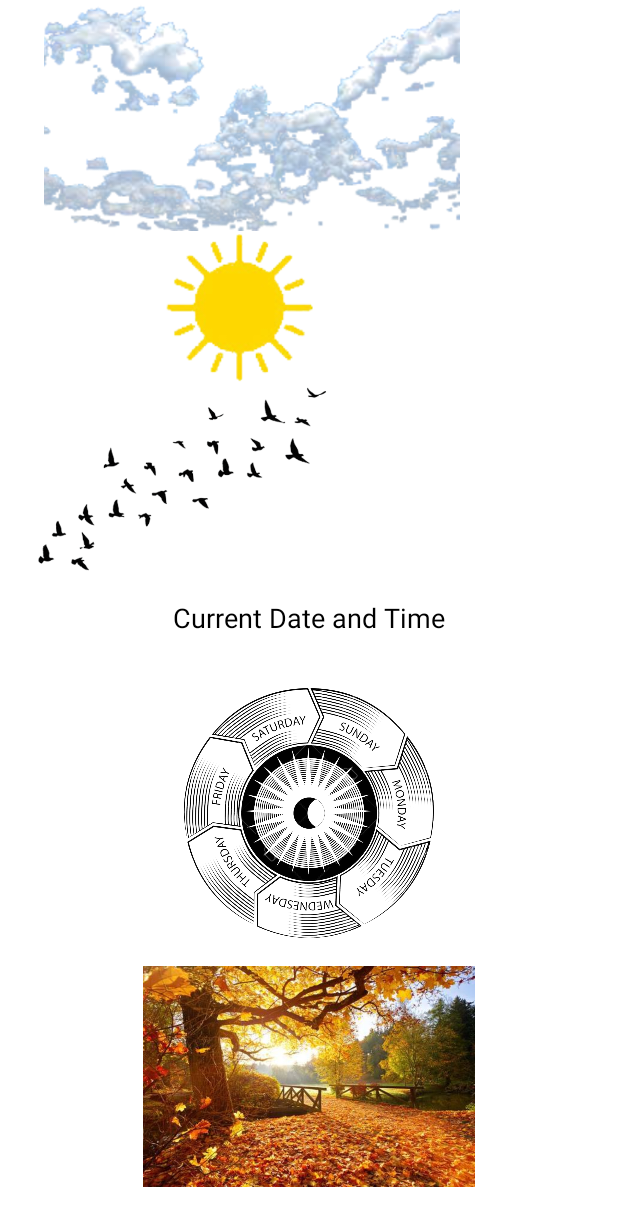
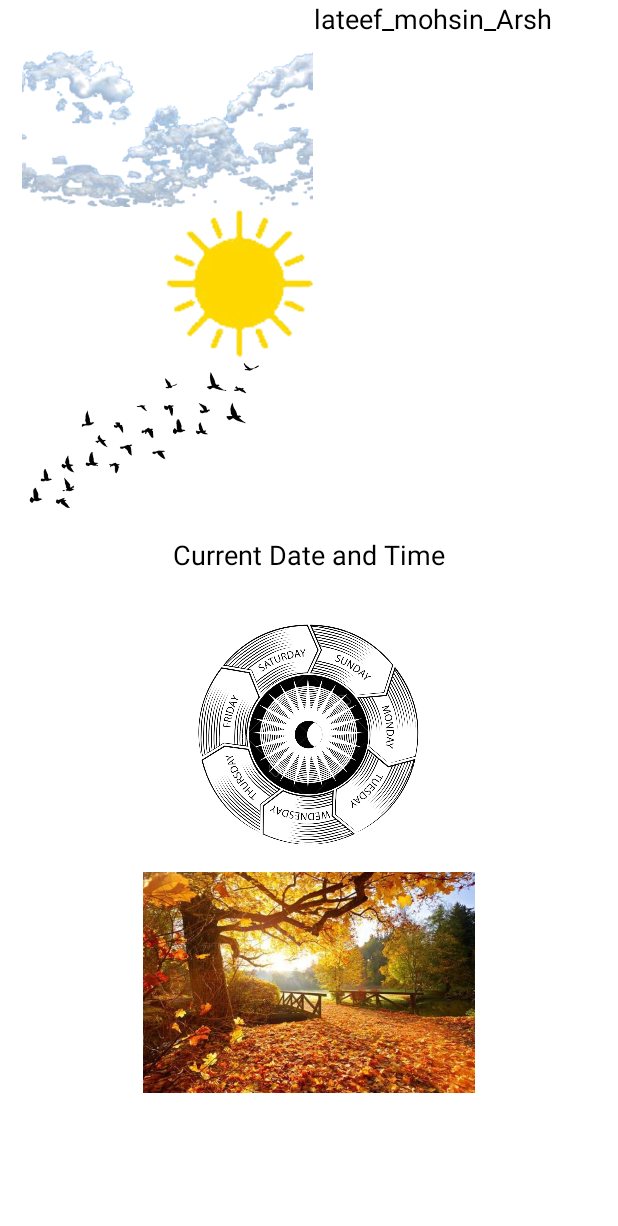
Before and after one commit to lateef0407/pro2, an Android app: the layout fragment_segment.xml on its own in the app's theme, with its tools: preview values and no code run, on a phone screen of 412 x 824 dp. Shown: the top 1226 px of the screen. Run offline under Robolectric (Android 15) with nearby library versions, the phone set to English and light mode, and no system bars.

Commit message:
added name and design of button

```diff
--- a/app/src/main/res/layout/activity_main.xml
+++ b/app/src/main/res/layout/activity_main.xml
@@ -50,11 +50,11 @@
         android:id="@+id/btnStopAnimation"
         android:layout_width="wrap_content"
         android:layout_height="wrap_content"
+        android:layout_marginBottom="316dp"
         android:onClick="stopAnimation"
         android:text="Stop Animation"
         app:layout_constraintBottom_toBottomOf="parent"
         app:layout_constraintEnd_toEndOf="parent"
-        app:layout_constraintHorizontal_bias="0.5"
         app:layout_constraintStart_toStartOf="parent" />
 
 </androidx.constraintlayout.widget.ConstraintLayout>
--- a/app/src/main/res/layout/fragment_segment.xml
+++ b/app/src/main/res/layout/fragment_segment.xml
@@ -1,52 +1,24 @@
-<!--&lt;!&ndash; fragment_segment.xml &ndash;&gt;-->
-<!--<LinearLayout xmlns:android="http://schemas.android.com/apk/res/android"-->
-<!--    android:layout_width="match_parent"-->
-<!--    android:layout_height="match_parent"-->
-<!--    android:orientation="vertical">-->
-
-<!--    <ImageView-->
-<!--        android:id="@+id/segment1"-->
-<!--        android:layout_width="336dp"-->
-<!--        android:layout_height="154dp"-->
-<!--        android:src="@drawable/cloud_1" />-->
-
-<!--    <ImageView-->
-<!--        android:id="@+id/segment2"-->
-<!--        android:layout_width="318dp"-->
-<!--        android:layout_height="101dp"-->
-<!--        android:src="@drawable/sun3f" />-->
-
-<!--    <ImageView-->
-<!--        android:id="@+id/segment3"-->
-<!--        android:layout_width="240dp"-->
-<!--        android:layout_height="128dp"-->
-<!--        android:src="@drawable/birds_2" />-->
-
-<!--    <ImageView-->
-<!--        android:id="@+id/wheeloftime"-->
-<!--        android:layout_width="345dp"-->
-<!--        android:layout_height="204dp"-->
-<!--        android:layout_gravity="center"-->
-<!--        android:padding="16dp"-->
-<!--        android:src="@drawable/wheeloftime" />-->
-
-<!--    <ImageView-->
-<!--        android:id="@+id/newImageView"-->
-<!--        android:layout_width="match_parent"-->
-<!--        android:layout_height="147dp"-->
-<!--        android:src="@drawable/autumn" />-->
-<!--</LinearLayout>-->
-
 <!-- fragment_segment.xml -->
 <LinearLayout xmlns:android="http://schemas.android.com/apk/res/android"
     android:layout_width="match_parent"
     android:layout_height="match_parent"
     android:orientation="vertical">
 
+    <TextView
+        android:id="@+id/name"
+        android:layout_width="wrap_content"
+        android:layout_height="wrap_content"
+        android:layout_gravity="center_horizontal"
+        android:paddingLeft="166dp"
+        android:paddingBottom="6dp"
+        android:text="lateef_mohsin_Arsh"
+        android:textColor="@android:color/black"
+        android:textSize="18sp" />
+
     <ImageView
         android:id="@+id/segment1"
-        android:layout_width="336dp"
-        android:layout_height="154dp"
+        android:layout_width="223dp"
+        android:layout_height="107dp"
         android:src="@drawable/cloud_1" />
 
     <ImageView
@@ -57,8 +29,8 @@
 
     <ImageView
         android:id="@+id/segment3"
-        android:layout_width="240dp"
-        android:layout_height="128dp"
+        android:layout_width="190dp"
+        android:layout_height="102dp"
         android:src="@drawable/birds_2" />
 
     <TextView
@@ -74,8 +46,8 @@
 
     <ImageView
         android:id="@+id/wheeloftime"
-        android:layout_width="345dp"
-        android:layout_height="204dp"
+        android:layout_width="303dp"
+        android:layout_height="183dp"
         android:layout_gravity="center"
         android:padding="16dp"
         android:src="@drawable/wheeloftime" />
```
